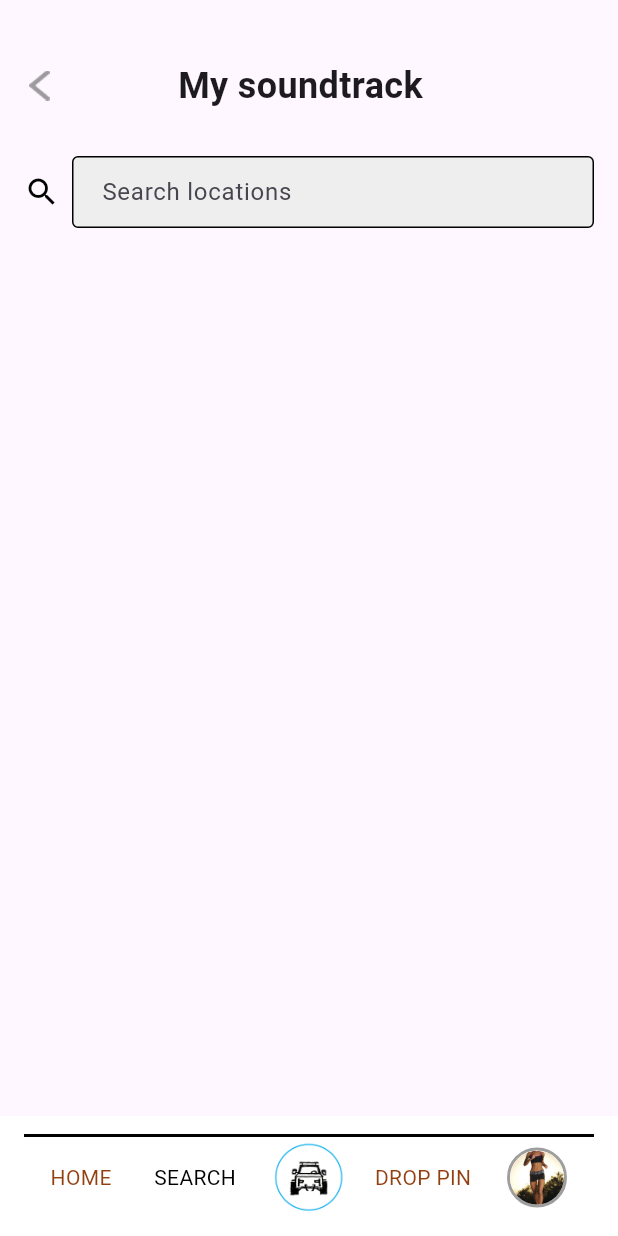
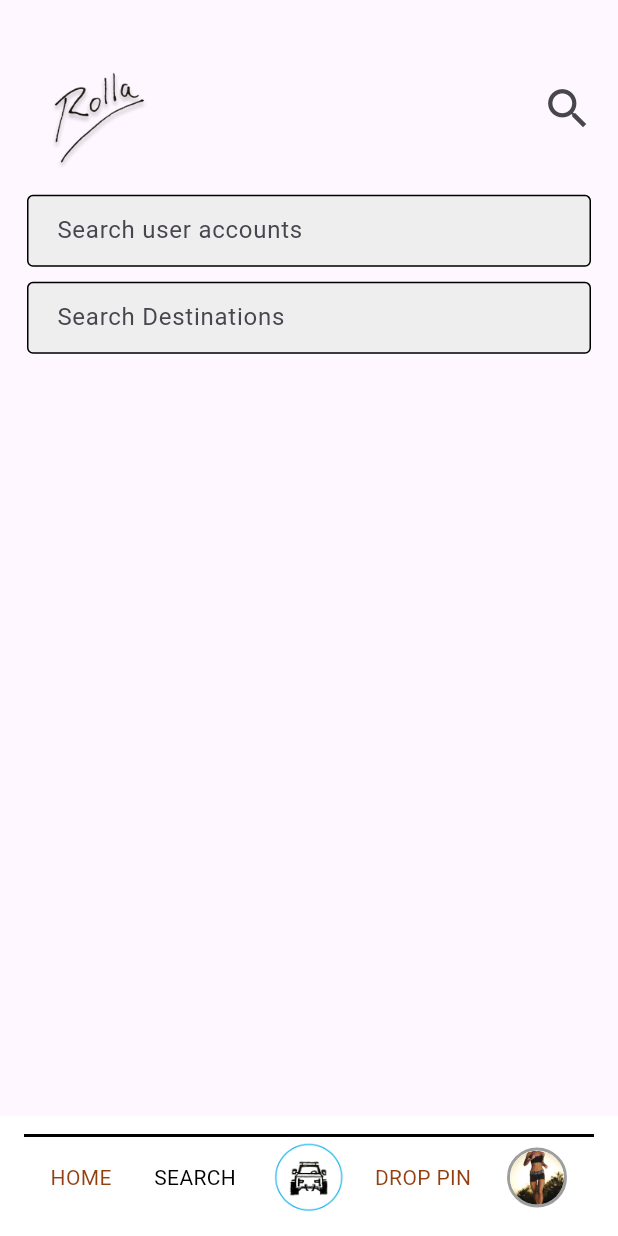
Before and after one commit to kstar0102/RollaTravel, a Flutter app: the SearchScreen screen opened directly, on a phone screen of 412 x 824 dp. Run offline on Flutter 3.47's test engine with Material 3 defaults, Android fonts, the phone set to English and light mode, and no system bars; our stand-ins replace camera, flutter_map, flutter_riverpod, flutter_screenutil, flutter_typeahead, freezed_annotation and 8 more.

Commit message:
search tap

```diff
--- a/lib/src/screen/search/search_ screen.dart
+++ b/lib/src/screen/search/search_ screen.dart
@@ -14,7 +14,8 @@ class SearchScreenState extends ConsumerState<SearchScreen> {
   double screenHeight = 0;
   double keyboardHeight = 0;
   final int _currentIndex = 1;
-  final TextEditingController _soundController = TextEditingController();
+  final TextEditingController _searchAccount = TextEditingController();
+  final TextEditingController _searchDestination = TextEditingController();
 
   @override
   void initState() {
@@ -25,7 +26,8 @@ class SearchScreenState extends ConsumerState<SearchScreen> {
   @override
   void dispose() {
     super.dispose();
-    _soundController.dispose();
+    _searchAccount.dispose();
+    _searchDestination.dispose();
   }
 
   Future<bool> _onWillPop() async {
@@ -43,50 +45,58 @@ class SearchScreenState extends ConsumerState<SearchScreen> {
             mainAxisAlignment: MainAxisAlignment.start,
             crossAxisAlignment: CrossAxisAlignment.center,
             children: [
-              const SizedBox(height: 40),
-              Row(
+              const SizedBox(height: 15),
+              Padding(
+                padding: const EdgeInsets.all(8.0),
+                child: Row(
+                  mainAxisAlignment: MainAxisAlignment.spaceBetween,
                   children: [
-                  const SizedBox(width: 16),
-                  InkWell(
-                    onTap: () {
-                      Navigator.pop(context, _soundController.text);
+                    Image.asset('assets/images/icons/logo.png', height: vhh(context, 12)),
+                    IconButton(
+                      icon: const Icon(Icons.search, size: 35),
+                      onPressed: () {
+                        // Navigator.of(context).pop();
                       },
-                    child: Image.asset(
-                      'assets/images/icons/allow-left.png',
-                      width: vww(context, 5),
-                      height: 20,
+                    ),
+                  ],
                 ),
               ),
-                  const Expanded(
-                    child: Center(
-                      child: Text(
-                        'My soundtrack',
-                        style: TextStyle(
-                          fontSize: 24,
-                          fontWeight: FontWeight.bold,
+
+              Padding(
+                padding: const EdgeInsets.symmetric(horizontal: 18.0),
+                child: TextField(
+                  controller: _searchAccount,
+                  decoration: InputDecoration(
+                    hintText: 'Search user accounts',
+                    hintStyle: const TextStyle(fontSize: 16), // Set font size for hint text
+                    contentPadding: const EdgeInsets.symmetric(vertical: 0.0, horizontal: 16.0), // Reduce inner padding
+                    border: OutlineInputBorder(
+                      borderRadius: BorderRadius.circular(4.0),
+                      borderSide: const BorderSide(color: Colors.black, width: 1.0),
+                    ),
+                    enabledBorder: OutlineInputBorder(
+                      borderRadius: BorderRadius.circular(4.0),
+                      borderSide: const BorderSide(color: Colors.black, width: 1.0),
+                    ),
+                    focusedBorder: OutlineInputBorder(
+                      borderRadius: BorderRadius.circular(4.0),
+                      borderSide: const BorderSide(color: Colors.black, width: 1.0),
+                    ),
+                    filled: true,
+                    fillColor: Colors.grey[200],
+                  ),
+                  style: const TextStyle(fontSize: 14),
                 ),
               ),
-                    ),
-                  ),
-                  const SizedBox(width: 48), // To balance the space taken by the IconButton
-                ],
-              ),
-
-              const SizedBox(height: 30),
+              const SizedBox(height: 10),
               Padding(
-                padding: const EdgeInsets.symmetric(horizontal: 16.0),
-                child: Row(
-                  children: [
-                    const Icon(Icons.search, size: 24, color: Colors.black),
-                    const SizedBox(width: 8),
-
-                    Expanded(
+                padding: const EdgeInsets.symmetric(horizontal: 18.0),
                 child: TextField(
-                        controller: _soundController,
+                  controller: _searchAccount,
                   decoration: InputDecoration(
-                            hintText: 'Search locations',
+                      hintText: 'Search Destinations',
                       hintStyle: const TextStyle(fontSize: 16), // Set font size for hint text
-                            contentPadding: const EdgeInsets.symmetric(vertical: 12.0, horizontal: 16.0), // Set inner padding
+                      contentPadding: const EdgeInsets.symmetric(vertical: 5.0, horizontal: 16.0), // Set inner padding
                       border: OutlineInputBorder(
                         borderRadius: BorderRadius.circular(4.0),
                         borderSide: const BorderSide(color: Colors.black, width: 1.0),
@@ -105,9 +115,8 @@ class SearchScreenState extends ConsumerState<SearchScreen> {
                     style: const TextStyle(fontSize: 16),
                 ),
               ),
-                  ],
-                ),
-              ),
+
+
             ]
           ),
         ),
--- a/lib/src/utils/async_value_ui.dart
+++ b/lib/src/utils/async_value_ui.dart
@@ -1,25 +1,23 @@
-import 'package:flutter/material.dart';
+// import 'package:flutter/material.dart';
 
-import 'package:flutter_riverpod/flutter_riverpod.dart';
+// import 'package:flutter_riverpod/flutter_riverpod.dart';
 
-import 'package:RollaStrava/src/exceptions/app_exception.dart';
-//import 'package:membership_app/src/widgets/alert_dialogs.dart';
-//import 'package:membership_app/src/utils/string_hardcoded.dart';
+// import 'package:RollaStrava/src/exceptions/app_exception.dart';
 
-extension AsyncValueUI on AsyncValue {
-  bool showAlertDialogOnError(BuildContext context) {
-    if (!isRefreshing && hasError) {
-      final message = _errorMessage(error, context);
-      return true;
-    }
-    return false;
-  }
+// extension AsyncValueUI on AsyncValue {
+//   bool showAlertDialogOnError(BuildContext context) {
+//     if (!isRefreshing && hasError) {
+//       final message = _errorMessage(error, context);
+//       return true;
+//     }
+//     return false;
+//   }
 
-  String _errorMessage(Object? error, BuildContext context) {
-    if (error is AppException) {
-      return error.toString();
-    } else {
-      return error.toString();
-    }
-  }
-}
+//   String _errorMessage(Object? error, BuildContext context) {
+//     if (error is AppException) {
+//       return error.toString();
+//     } else {
+//       return error.toString();
+//     }
+//   }
+// }
```
Also changed, not shown: lib/src/exceptions/app_exception.freezed.dart. Lines whose indentation alone changed are shown as unchanged.
